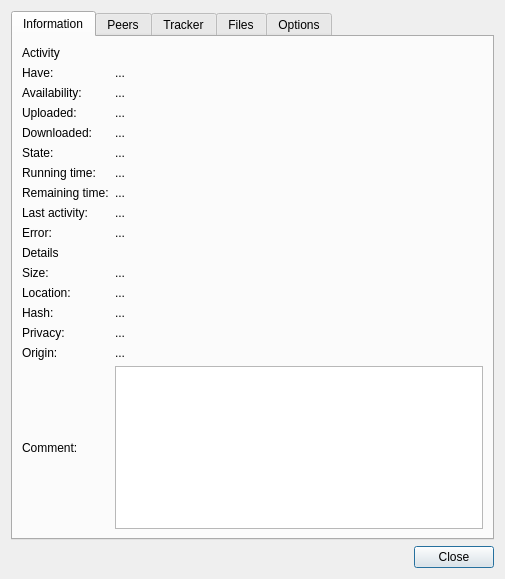
This is trunk/qt/details.ui in svn2github/trs-svn as Qt 5 draws it before an edit. The edited form follows.
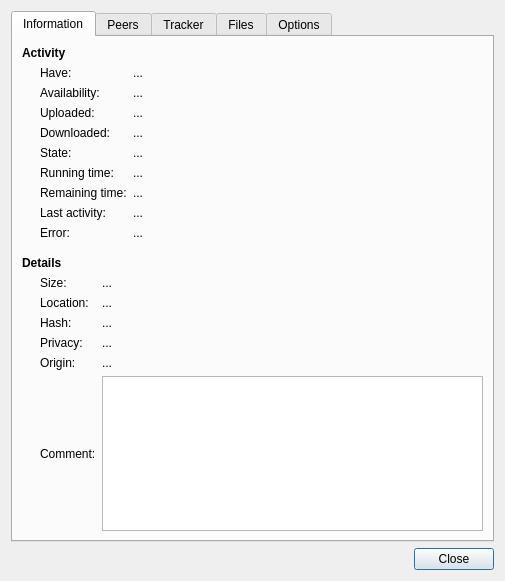
This is the edited form. Custom widgets are drawn as their Qt base class.

Commit message: Rework forms layout to workaround some stylesheet issues (Qt client)

```diff
--- a/trunk/qt/details.ui
+++ b/trunk/qt/details.ui
@@ -7,28 +7,12 @@
     <x>0</x>
     <y>0</y>
     <width>505</width>
-    <height>579</height>
+    <height>581</height>
    </rect>
   </property>
   <property name="windowTitle">
    <string>Torrent Properties</string>
   </property>
-  <property name="styleSheet">
-   <string notr="true">[tr-style~=&quot;form-section&quot;]
-{
-  font-weight: bold;
-  margin-top: 12px;
-  margin-bottom: 1px;
-}
-[tr-style~=&quot;form-section&quot;][tr-style~=&quot;first&quot;]
-{
-  margin-top: 0;
-}
-[tr-style~=&quot;form-label&quot;]
-{
-  margin-left: 18px;
-}</string>
-  </property>
   <layout class="QVBoxLayout" name="dialogLayout">
    <item>
     <widget class="QTabWidget" name="tabs">
@@ -39,9 +23,12 @@
       <attribute name="title">
        <string>Information</string>
       </attribute>
-      <layout class="QGridLayout" name="infoTabLayout" rowstretch="0,0,0,0,0,0,0,0,0,0,0,0,0,0,0,0,1" columnstretch="0,1">
-       <item row="0" column="0" colspan="2">
+      <layout class="QVBoxLayout" name="infoTabLayout">
+       <item>
         <widget class="QLabel" name="activitySectionLabel">
+         <property name="styleSheet">
+          <string notr="true">font-weight:bold</string>
+         </property>
          <property name="text">
           <string>Activity</string>
          </property>
@@ -50,17 +37,19 @@
          </property>
         </widget>
        </item>
-       <item row="1" column="0">
+       <item>
+        <layout class="QGridLayout" name="activitySectionLayout" columnstretch="0,1">
+         <property name="leftMargin">
+          <number>18</number>
+         </property>
+         <item row="0" column="0">
         <widget class="QLabel" name="haveLabel">
          <property name="text">
           <string>Have:</string>
          </property>
-         <property name="tr-style" stdset="0">
-          <string notr="true">form-label</string>
-         </property>
-        </widget>
-       </item>
-       <item row="1" column="1">
+          </widget>
+         </item>
+         <item row="0" column="1">
         <widget class="SqueezeLabel" name="haveValueLabel">
          <property name="sizePolicy">
           <sizepolicy hsizetype="Ignored" vsizetype="Preferred">
@@ -79,17 +68,14 @@
          </property>
         </widget>
        </item>
-       <item row="2" column="0">
+         <item row="1" column="0">
         <widget class="QLabel" name="availabilityLabel">
          <property name="text">
           <string>Availability:</string>
          </property>
-         <property name="tr-style" stdset="0">
-          <string notr="true">form-label</string>
-         </property>
-        </widget>
-       </item>
-       <item row="2" column="1">
+          </widget>
+         </item>
+         <item row="1" column="1">
         <widget class="SqueezeLabel" name="availabilityValueLabel">
          <property name="sizePolicy">
           <sizepolicy hsizetype="Ignored" vsizetype="Preferred">
@@ -108,17 +94,14 @@
          </property>
         </widget>
        </item>
-       <item row="3" column="0">
+         <item row="2" column="0">
         <widget class="QLabel" name="uploadedLabel">
          <property name="text">
           <string>Uploaded:</string>
          </property>
-         <property name="tr-style" stdset="0">
-          <string notr="true">form-label</string>
-         </property>
-        </widget>
-       </item>
-       <item row="3" column="1">
+          </widget>
+         </item>
+         <item row="2" column="1">
         <widget class="SqueezeLabel" name="uploadedValueLabel">
          <property name="sizePolicy">
           <sizepolicy hsizetype="Ignored" vsizetype="Preferred">
@@ -137,17 +120,14 @@
          </property>
         </widget>
        </item>
-       <item row="4" column="0">
+         <item row="3" column="0">
         <widget class="QLabel" name="downloadedLabel">
          <property name="text">
           <string>Downloaded:</string>
          </property>
-         <property name="tr-style" stdset="0">
-          <string notr="true">form-label</string>
-         </property>
-        </widget>
-       </item>
-       <item row="4" column="1">
+          </widget>
+         </item>
+         <item row="3" column="1">
         <widget class="SqueezeLabel" name="downloadedValueLabel">
          <property name="sizePolicy">
           <sizepolicy hsizetype="Ignored" vsizetype="Preferred">
@@ -166,17 +146,14 @@
          </property>
         </widget>
        </item>
-       <item row="5" column="0">
+         <item row="4" column="0">
         <widget class="QLabel" name="stateLabel">
          <property name="text">
           <string>State:</string>
          </property>
-         <property name="tr-style" stdset="0">
-          <string notr="true">form-label</string>
-         </property>
-        </widget>
-       </item>
-       <item row="5" column="1">
+          </widget>
+         </item>
+         <item row="4" column="1">
         <widget class="SqueezeLabel" name="stateValueLabel">
          <property name="sizePolicy">
           <sizepolicy hsizetype="Ignored" vsizetype="Preferred">
@@ -195,17 +172,14 @@
          </property>
         </widget>
        </item>
-       <item row="6" column="0">
+         <item row="5" column="0">
         <widget class="QLabel" name="runningTimeLabel">
          <property name="text">
           <string>Running time:</string>
          </property>
-         <property name="tr-style" stdset="0">
-          <string notr="true">form-label</string>
-         </property>
-        </widget>
-       </item>
-       <item row="6" column="1">
+          </widget>
+         </item>
+         <item row="5" column="1">
         <widget class="SqueezeLabel" name="runningTimeValueLabel">
          <property name="sizePolicy">
           <sizepolicy hsizetype="Ignored" vsizetype="Preferred">
@@ -224,17 +198,14 @@
          </property>
         </widget>
        </item>
-       <item row="7" column="0">
+         <item row="6" column="0">
         <widget class="QLabel" name="remainingTimeLabel">
          <property name="text">
           <string>Remaining time:</string>
          </property>
-         <property name="tr-style" stdset="0">
-          <string notr="true">form-label</string>
-         </property>
-        </widget>
-       </item>
-       <item row="7" column="1">
+          </widget>
+         </item>
+         <item row="6" column="1">
         <widget class="SqueezeLabel" name="remainingTimeValueLabel">
          <property name="sizePolicy">
           <sizepolicy hsizetype="Ignored" vsizetype="Preferred">
@@ -253,17 +224,14 @@
          </property>
         </widget>
        </item>
-       <item row="8" column="0">
+         <item row="7" column="0">
         <widget class="QLabel" name="lastActivityLabel">
          <property name="text">
           <string>Last activity:</string>
          </property>
-         <property name="tr-style" stdset="0">
-          <string notr="true">form-label</string>
-         </property>
-        </widget>
-       </item>
-       <item row="8" column="1">
+          </widget>
+         </item>
+         <item row="7" column="1">
         <widget class="SqueezeLabel" name="lastActivityValueLabel">
          <property name="sizePolicy">
           <sizepolicy hsizetype="Ignored" vsizetype="Preferred">
@@ -282,17 +250,14 @@
          </property>
         </widget>
        </item>
-       <item row="9" column="0">
+         <item row="8" column="0">
         <widget class="QLabel" name="errorLabel">
          <property name="text">
           <string>Error:</string>
          </property>
-         <property name="tr-style" stdset="0">
-          <string notr="true">form-label</string>
-         </property>
-        </widget>
-       </item>
-       <item row="9" column="1">
+          </widget>
+         </item>
+         <item row="8" column="1">
         <widget class="SqueezeLabel" name="errorValueLabel">
          <property name="sizePolicy">
           <sizepolicy hsizetype="Ignored" vsizetype="Preferred">
@@ -311,8 +276,29 @@
          </property>
         </widget>
        </item>
-       <item row="10" column="0" colspan="2">
+        </layout>
+       </item>
+       <item>
+        <spacer name="detailsSectionSpacer">
+         <property name="orientation">
+          <enum>Qt::Vertical</enum>
+         </property>
+         <property name="sizeType">
+          <enum>QSizePolicy::Fixed</enum>
+         </property>
+         <property name="sizeHint" stdset="0">
+          <size>
+           <width>1</width>
+           <height>10</height>
+          </size>
+         </property>
+        </spacer>
+       </item>
+       <item>
         <widget class="QLabel" name="detailsSectionLabel">
+         <property name="styleSheet">
+          <string notr="true">font-weight:bold</string>
+         </property>
          <property name="text">
           <string>Details</string>
          </property>
@@ -321,17 +307,12 @@
          </property>
         </widget>
        </item>
-       <item row="11" column="0">
-        <widget class="QLabel" name="sizeLabel">
-         <property name="text">
-          <string>Size:</string>
+       <item>
+        <layout class="QGridLayout" name="detailsSectionLayout" columnstretch="0,1">
+         <property name="leftMargin">
+          <number>18</number>
          </property>
-         <property name="tr-style" stdset="0">
-          <string notr="true">form-label</string>
-         </property>
-        </widget>
-       </item>
-       <item row="11" column="1">
+         <item row="0" column="1">
         <widget class="SqueezeLabel" name="sizeValueLabel">
          <property name="sizePolicy">
           <sizepolicy hsizetype="Ignored" vsizetype="Preferred">
@@ -350,17 +331,7 @@
          </property>
         </widget>
        </item>
-       <item row="12" column="0">
-        <widget class="QLabel" name="locationLabel">
-         <property name="text">
-          <string>Location:</string>
-         </property>
-         <property name="tr-style" stdset="0">
-          <string notr="true">form-label</string>
-         </property>
-        </widget>
-       </item>
-       <item row="12" column="1">
+         <item row="1" column="1">
         <widget class="SqueezeLabel" name="locationValueLabel">
          <property name="sizePolicy">
           <sizepolicy hsizetype="Ignored" vsizetype="Preferred">
@@ -379,75 +350,28 @@
          </property>
         </widget>
        </item>
-       <item row="13" column="0">
+         <item row="2" column="0">
         <widget class="QLabel" name="hashLabel">
          <property name="text">
           <string>Hash:</string>
          </property>
-         <property name="tr-style" stdset="0">
-          <string notr="true">form-label</string>
-         </property>
-        </widget>
-       </item>
-       <item row="13" column="1">
-        <widget class="SqueezeLabel" name="hashValueLabel">
-         <property name="sizePolicy">
-          <sizepolicy hsizetype="Ignored" vsizetype="Preferred">
-           <horstretch>0</horstretch>
-           <verstretch>0</verstretch>
-          </sizepolicy>
-         </property>
-         <property name="text">
-          <string notr="true">...</string>
-         </property>
-         <property name="textFormat">
-          <enum>Qt::PlainText</enum>
-         </property>
-         <property name="textInteractionFlags">
-          <set>Qt::TextSelectableByKeyboard|Qt::TextSelectableByMouse</set>
-         </property>
-        </widget>
-       </item>
-       <item row="14" column="0">
+          </widget>
+         </item>
+         <item row="3" column="0">
         <widget class="QLabel" name="privacyLabel">
          <property name="text">
           <string>Privacy:</string>
          </property>
-         <property name="tr-style" stdset="0">
-          <string notr="true">form-label</string>
-         </property>
-        </widget>
-       </item>
-       <item row="14" column="1">
-        <widget class="SqueezeLabel" name="privacyValueLabel">
-         <property name="sizePolicy">
-          <sizepolicy hsizetype="Ignored" vsizetype="Preferred">
-           <horstretch>0</horstretch>
-           <verstretch>0</verstretch>
-          </sizepolicy>
-         </property>
-         <property name="text">
-          <string notr="true">...</string>
-         </property>
-         <property name="textFormat">
-          <enum>Qt::PlainText</enum>
-         </property>
-         <property name="textInteractionFlags">
-          <set>Qt::NoTextInteraction</set>
-         </property>
-        </widget>
-       </item>
-       <item row="15" column="0">
+          </widget>
+         </item>
+         <item row="4" column="0">
         <widget class="QLabel" name="originLabel">
          <property name="text">
           <string>Origin:</string>
          </property>
-         <property name="tr-style" stdset="0">
-          <string notr="true">form-label</string>
-         </property>
-        </widget>
-       </item>
-       <item row="15" column="1">
+          </widget>
+         </item>
+         <item row="4" column="1">
         <widget class="SqueezeLabel" name="originValueLabel">
          <property name="sizePolicy">
           <sizepolicy hsizetype="Ignored" vsizetype="Preferred">
@@ -466,7 +390,59 @@
          </property>
         </widget>
        </item>
-       <item row="16" column="0">
+         <item row="3" column="1">
+          <widget class="SqueezeLabel" name="privacyValueLabel">
+           <property name="sizePolicy">
+            <sizepolicy hsizetype="Ignored" vsizetype="Preferred">
+             <horstretch>0</horstretch>
+             <verstretch>0</verstretch>
+            </sizepolicy>
+           </property>
+           <property name="text">
+            <string notr="true">...</string>
+           </property>
+           <property name="textFormat">
+            <enum>Qt::PlainText</enum>
+           </property>
+           <property name="textInteractionFlags">
+            <set>Qt::NoTextInteraction</set>
+           </property>
+          </widget>
+         </item>
+         <item row="0" column="0">
+          <widget class="QLabel" name="sizeLabel">
+           <property name="text">
+            <string>Size:</string>
+           </property>
+          </widget>
+         </item>
+         <item row="1" column="0">
+          <widget class="QLabel" name="locationLabel">
+           <property name="text">
+            <string>Location:</string>
+           </property>
+          </widget>
+         </item>
+         <item row="2" column="1">
+          <widget class="SqueezeLabel" name="hashValueLabel">
+           <property name="sizePolicy">
+            <sizepolicy hsizetype="Ignored" vsizetype="Preferred">
+             <horstretch>0</horstretch>
+             <verstretch>0</verstretch>
+            </sizepolicy>
+           </property>
+           <property name="text">
+            <string notr="true">...</string>
+           </property>
+           <property name="textFormat">
+            <enum>Qt::PlainText</enum>
+           </property>
+           <property name="textInteractionFlags">
+            <set>Qt::TextSelectableByKeyboard|Qt::TextSelectableByMouse</set>
+           </property>
+          </widget>
+         </item>
+         <item row="5" column="0">
         <widget class="QLabel" name="commentLabel">
          <property name="text">
           <string>Comment:</string>
@@ -474,12 +450,9 @@
          <property name="buddy">
           <cstring>commentBrowser</cstring>
          </property>
-         <property name="tr-style" stdset="0">
-          <string notr="true">form-label</string>
-         </property>
-        </widget>
-       </item>
-       <item row="16" column="1">
+          </widget>
+         </item>
+         <item row="5" column="1">
         <widget class="QTextBrowser" name="commentBrowser">
          <property name="textInteractionFlags">
           <set>Qt::TextSelectableByKeyboard|Qt::TextSelectableByMouse</set>
@@ -487,6 +460,8 @@
         </widget>
        </item>
       </layout>
+       </item>
+      </layout>
      </widget>
      <widget class="QWidget" name="peersTab">
       <attribute name="title">
```
Left out of the diff: 201 changed lines with no effect on the pictures. Lines whose indentation alone changed are shown as unchanged. The commit also changes 11 other files.
